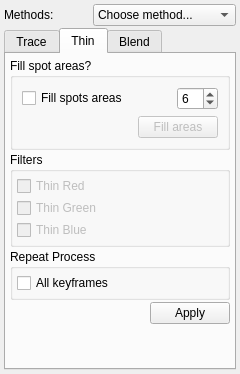
Before: the Qt Designer form app/ui/bitmapcoloringwidget.ui in pencil2d/pencil, drawn with Qt 5.
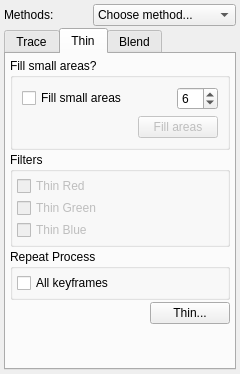
After: the same form once the commit is applied. The open tabs and pages were chosen to show the change. Icons and pictures are not drawn.

What changed in the file:
```diff
--- a/app/ui/bitmapcoloringwidget.ui
+++ b/app/ui/bitmapcoloringwidget.ui
@@ -313,7 +313,7 @@
        <item>
         <widget class="QGroupBox" name="gbSpotAreas">
          <property name="title">
-          <string>Fill spot areas?</string>
+          <string>Fill small areas?</string>
          </property>
          <layout class="QVBoxLayout" name="verticalLayout">
           <item>
@@ -324,7 +324,7 @@
                <string>Fill small, unwanted areas in lines</string>
               </property>
               <property name="text">
-               <string>Fill spots areas</string>
+               <string>Fill small areas</string>
               </property>
              </widget>
             </item>
@@ -556,7 +556,7 @@
          <item>
           <widget class="QPushButton" name="btnApplyThin">
            <property name="text">
-            <string>Apply</string>
+            <string>Thin...</string>
            </property>
           </widget>
          </item>
```
Left out of the diff: 6 changed lines with no effect on the pictures.
